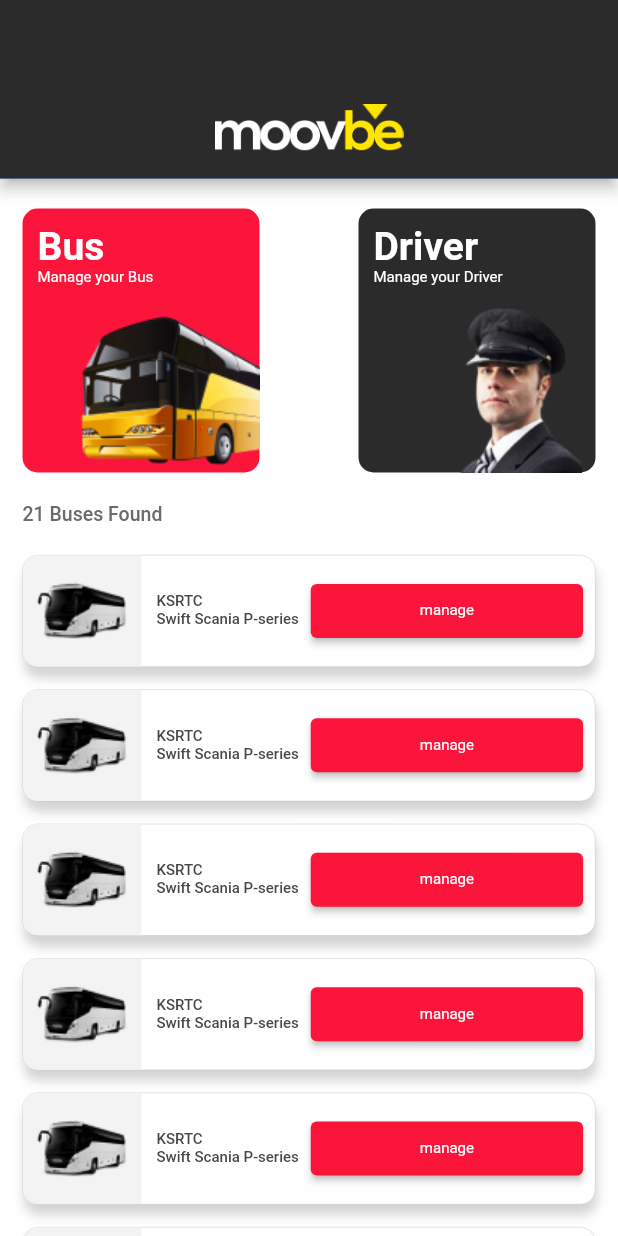
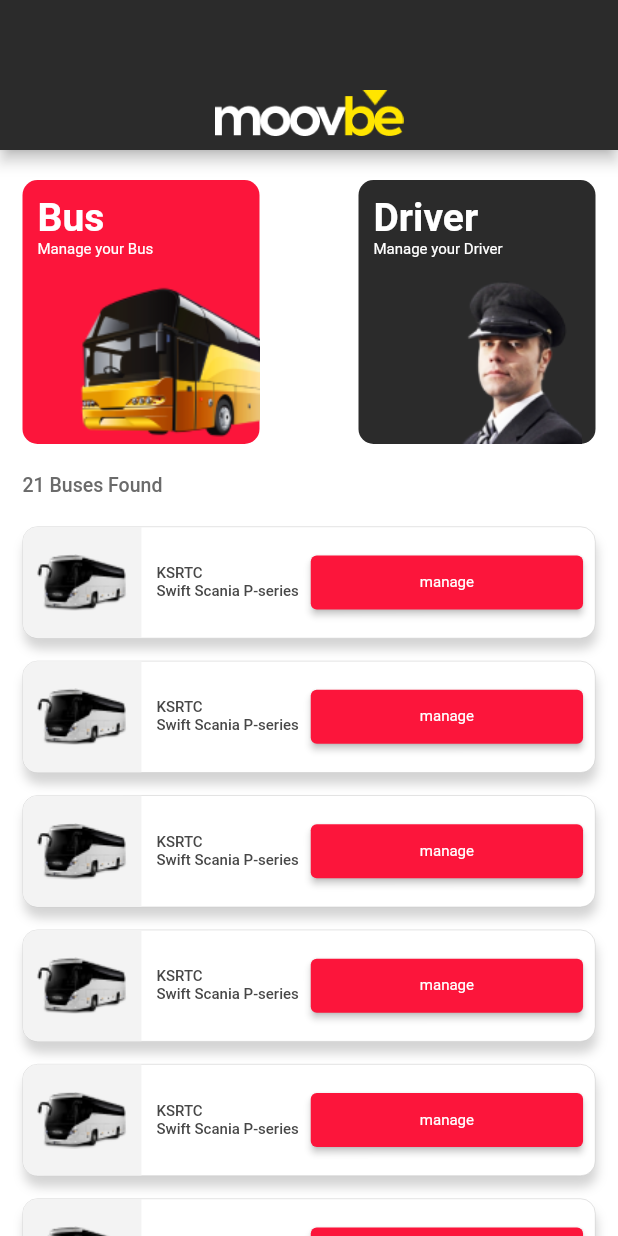
Before and after one commit to rasinchungath/movbee-flutter-test, a Flutter app: the screen it shows after launch, after a tap on "Get Started", after a tap on "Login", on a phone screen of 412 x 824 dp. Run offline on Flutter 3.47's test engine with Material 2 defaults, Android fonts, the phone set to English and light mode, and no system bars.

Commit message:
initial commit

```diff
--- a/lib/main.dart
+++ b/lib/main.dart
@@ -1,5 +1,7 @@
 import 'package:flutter/material.dart';
-import 'package:machine_test/screens/bus_list_screen.dart';
+import 'package:machine_test/constants/colors.dart';
+import 'package:machine_test/screens/bus_detail_screen.dart';
+import 'package:machine_test/screens/home_screen.dart';
 import 'package:machine_test/screens/login_screen.dart';
 import 'package:machine_test/screens/welcome_screen.dart';
 
@@ -16,13 +18,20 @@ class MyApp extends StatelessWidget {
   Widget build(BuildContext context) {
     return MaterialApp(
       title: 'Bus List',
+      theme: ThemeData(
+        scaffoldBackgroundColor: kWhiteBGColor,
+      ),
       debugShowCheckedModeBanner: false,
       initialRoute: WelcomeScreen.id,
       routes: {
         WelcomeScreen.id: (context) => const WelcomeScreen(),
         LoginScreen.id: (context) => const LoginScreen(),
-        BusListScreen.id: (context) => const BusListScreen(),
+        HomeScreen.id: (context) => const HomeScreen(),
+       BusDetailScreen.id:  (context) => const  BusDetailScreen()
       },
     );
   }
 }
+
+class BusDetailsScreen {
+}
--- a/lib/screens/bus_list_screen.dart
+++ /dev/null
@@ -1,62 +0,0 @@
-import 'package:flutter/material.dart';
-import 'package:machine_test/constants/colors.dart';
-import '../utils/bus_card.dart';
-import '../utils/bus_list_appbar.dart';
-import '../utils/bus_manage_card.dart';
-import '../utils/driver_card.dart';
-
-class BusListScreen extends StatelessWidget {
-  static const String id = 'busDetail_screen';
-
-  const BusListScreen({super.key});
-
-  @override
-  Widget build(BuildContext context) {
-    return Scaffold(
-        backgroundColor: kWhiteBGColor,
-        appBar: appBar(),
-        body: SingleChildScrollView(
-          child: Padding(
-            padding: const EdgeInsets.only(left: 15, right: 15,),
-            child: Column(
-              crossAxisAlignment: CrossAxisAlignment.start,
-              children: [
-                const SizedBox(height: 20,),
-                Row(
-                  mainAxisAlignment: MainAxisAlignment.spaceBetween,
-                  children: const [
-                    BusCard(),
-                    DriverCard(),
-
-                  ],
-                ),
-                const SizedBox(
-                  height: 20,
-                ),
-                const Text(
-                    '21 Buses Found',
-                    style: TextStyle(
-                      fontWeight: FontWeight.w500,
-                      fontSize: 13,
-                      color: Color(0xFF6B6B6B),
-                    ),
-                  ),
-                  const SizedBox(height: 20,),
-                  ListView.builder(
-                   shrinkWrap: true,
-                   physics: const ScrollPhysics(),
-
-                   itemCount: 10,
-                   itemBuilder: (context, index) => const Padding(
-                     padding: EdgeInsets.only(bottom: 15),
-                     child: BusManageCard(),
-                   ),
-                 ),
-
-
-              ],
-            ),
-          ),
-        ));
-  }
-}
--- /dev/null
+++ b/lib/screens/home_screen.dart
@@ -0,0 +1,65 @@
+import 'package:flutter/material.dart';
+import 'package:machine_test/constants/colors.dart';
+import '../utils/bus_card.dart';
+import '../utils/appbars.dart';
+import '../utils/bus_manage_card.dart';
+import '../utils/driver_card.dart';
+
+class HomeScreen extends StatelessWidget {
+  static const String id = 'home_Screen';
+
+  const HomeScreen({super.key});
+
+  @override
+  Widget build(BuildContext context) {
+    return Scaffold(
+
+        appBar: appBar(),
+        body: SingleChildScrollView(
+          child: Padding(
+            padding: const EdgeInsets.only(
+              left: 15,
+              right: 15,
+            ),
+            child: Column(
+              crossAxisAlignment: CrossAxisAlignment.start,
+              children: [
+                const SizedBox(
+                  height: 20,
+                ),
+                Row(
+                  mainAxisAlignment: MainAxisAlignment.spaceBetween,
+                  children: const [
+                    BusCard(),
+                    DriverCard(),
+                  ],
+                ),
+                const SizedBox(
+                  height: 20,
+                ),
+                const Text(
+                  '21 Buses Found',
+                  style: TextStyle(
+                    fontWeight: FontWeight.w500,
+                    fontSize: 13,
+                    color: Color(0xFF6B6B6B),
+                  ),
+                ),
+                const SizedBox(
+                  height: 20,
+                ),
+                ListView.builder(
+                  shrinkWrap: true,
+                  physics: const ScrollPhysics(),
+                  itemCount: 10,
+                  itemBuilder: (context, index) => const Padding(
+                    padding: EdgeInsets.only(bottom: 15),
+                    child: BusManageCard(),
+                  ),
+                ),
+              ],
+            ),
+          ),
+        ));
+  }
+}
--- a/lib/screens/login_screen.dart
+++ b/lib/screens/login_screen.dart
@@ -1,7 +1,7 @@
 import 'package:flutter/material.dart';
 import 'package:machine_test/constants/colors.dart';
 import 'package:machine_test/custom%20widgets/custom_button.dart';
-import 'package:machine_test/screens/bus_list_screen.dart';
+import 'package:machine_test/screens/home_screen.dart';
 
 import '../custom widgets/custom_textfield.dart';
 
@@ -13,7 +13,7 @@ class LoginScreen extends StatelessWidget {
   Widget build(BuildContext context) {
     return Scaffold(
       resizeToAvoidBottomInset: false,
-      backgroundColor: kWhiteBGColor,
+
       body: Column(
         children: [
           Stack(
@@ -69,7 +69,7 @@ class LoginScreen extends StatelessWidget {
             child: CustomButton(label: 'Login',
             buttonColor: kRedBGColor,
             onpressed: (){
-              Navigator.pushReplacementNamed(context, BusListScreen.id);
+              Navigator.pushReplacementNamed(context, HomeScreen.id);
             },
             textColor: kWhiteBGColor,),
           ),
--- a/lib/screens/welcome_screen.dart
+++ b/lib/screens/welcome_screen.dart
@@ -11,7 +11,7 @@ class WelcomeScreen extends StatelessWidget {
   @override
   Widget build(BuildContext context) {
     return Scaffold(
-      backgroundColor: kRedBGColor,
+     backgroundColor: kRedBGColor,
       body: Center(
         child: Padding(
           padding: const EdgeInsets.only(
--- /dev/null
+++ b/lib/utils/appbars.dart
@@ -0,0 +1,83 @@
+import 'package:flutter/material.dart';
+
+import '../constants/colors.dart';
+
+AppBar appBar(){
+  return  AppBar(
+        toolbarHeight: 100,
+        flexibleSpace: Container(
+          color: kPrimaryColor,
+          child: Column(
+            mainAxisAlignment: MainAxisAlignment.center,
+            children: [
+              const SizedBox(
+                height: 55,
+              ),
+              Stack(
+                children: [
+                  SizedBox(
+                    height: 35,
+                    width: 126,
+                    child: Image.asset(
+                      'assets/images/moovbe.png',
+                    ),
+                  ),
+                  Positioned(
+                    right: 6,
+                    top: -10,
+                    child: Image.asset(
+                      'assets/images/Polygon 1.png',
+                      height: 24.28,
+                      width: 26.39,
+                    ),
+                  ),
+                ],
+              ),
+            ],
+          ),
+        ),
+      );
+}
+
+AppBar busDetailAppbar(BuildContext context){
+  return AppBar(
+        automaticallyImplyLeading: false,
+        toolbarHeight: 100,
+        flexibleSpace: Container(
+          color: kPrimaryColor,
+          child: Column(
+            mainAxisAlignment: MainAxisAlignment.center,
+            children: [
+              const SizedBox(
+                height: 55,
+              ),
+              Row(
+                children: [
+                  IconButton(
+                    onPressed: () {
+                      Navigator.pop(context);
+                    },
+                    icon: const Icon(
+                      Icons.arrow_back,
+                      color: kWhiteBGColor,
+                      size: 28,
+                    ),
+                  ),
+                  const SizedBox(
+                    width: 10,
+                  ),
+                  const Text(
+                    'KSRTC Swift Scania P-series',
+                    style: TextStyle(
+                      fontSize: 15,
+                      fontWeight: FontWeight.w500,
+                      color: kWhiteBGColor,
+                    ),
+                  )
+                ],
+              )
+            ],
+          ),
+        ),
+      );
+}
--- a/lib/utils/bus_card.dart
+++ b/lib/utils/bus_card.dart
@@ -1,4 +1,5 @@
 import 'package:flutter/material.dart';
+import 'package:machine_test/screens/bus_detail_screen.dart';
 
 import '../constants/colors.dart';
 
@@ -7,7 +8,11 @@ class BusCard extends StatelessWidget {
 
   @override
   Widget build(BuildContext context) {
-    return Stack(
+    return GestureDetector(
+      onTap: (){
+         Navigator.pushNamed(context, BusDetailScreen.id);
+      },
+      child: Stack(
         children: [
           Container(
             width: 158,
@@ -48,6 +53,7 @@ class BusCard extends StatelessWidget {
             ),
           ),
         ],
+      ),
     );
   }
 }
--- a/lib/utils/bus_list_appbar.dart
+++ /dev/null
@@ -1,40 +0,0 @@
-import 'package:flutter/material.dart';
-
-import '../constants/colors.dart';
-
-AppBar appBar(){
-  return  AppBar(
-        toolbarHeight: 119,
-        flexibleSpace: Container(
-          color: kPrimaryColor,
-          child: Column(
-            mainAxisAlignment: MainAxisAlignment.center,
-            children: [
-              const SizedBox(
-                height: 55,
-              ),
-              Stack(
-                children: [
-                  SizedBox(
-                    height: 35,
-                    width: 126,
-                    child: Image.asset(
-                      'assets/images/moovbe.png',
-                    ),
-                  ),
-                  Positioned(
-                    right: 6,
-                    top: -10,
-                    child: Image.asset(
-                      'assets/images/Polygon 1.png',
-                      height: 24.28,
-                      width: 26.39,
-                    ),
-                  ),
-                ],
-              ),
-            ],
-          ),
-        ),
-      );
-}
--- a/lib/utils/driver_card.dart
+++ b/lib/utils/driver_card.dart
@@ -21,7 +21,7 @@ class DriverCard extends StatelessWidget {
           right: 9,
           child: Image.asset(
             'assets/images/driver.png',
-            height: 117,
+            height: 115,
           ),
         ),
         Positioned(
```
Also changed, not shown: lib/screens/bus_detail_screen.dart (added, +70 -0 lines), lib/utils/bus_seat2.dart (added, +52 -0 lines), lib/utils/liscence_card.dart (added, +53 -0 lines), lib/screens/bus_details_screen.dart (added). Lines whose indentation alone changed are shown as unchanged.
